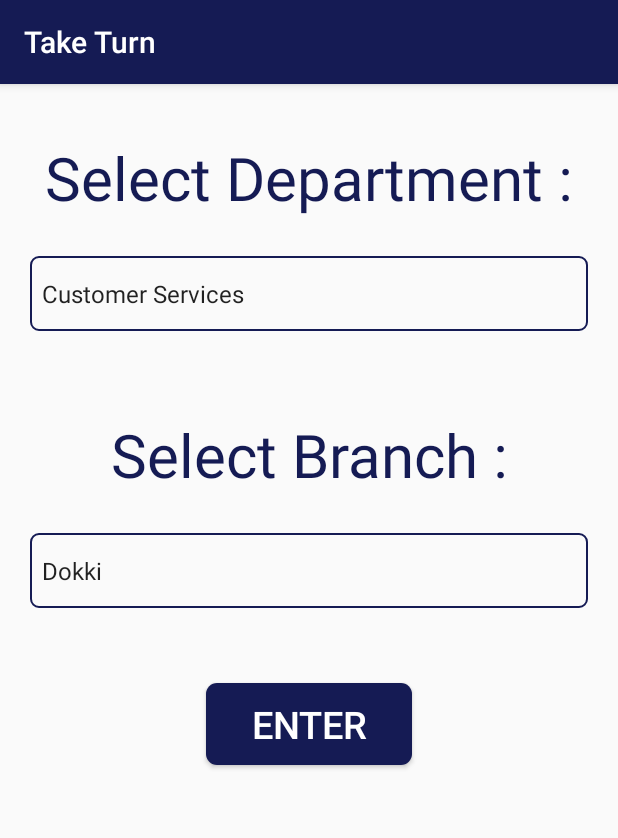
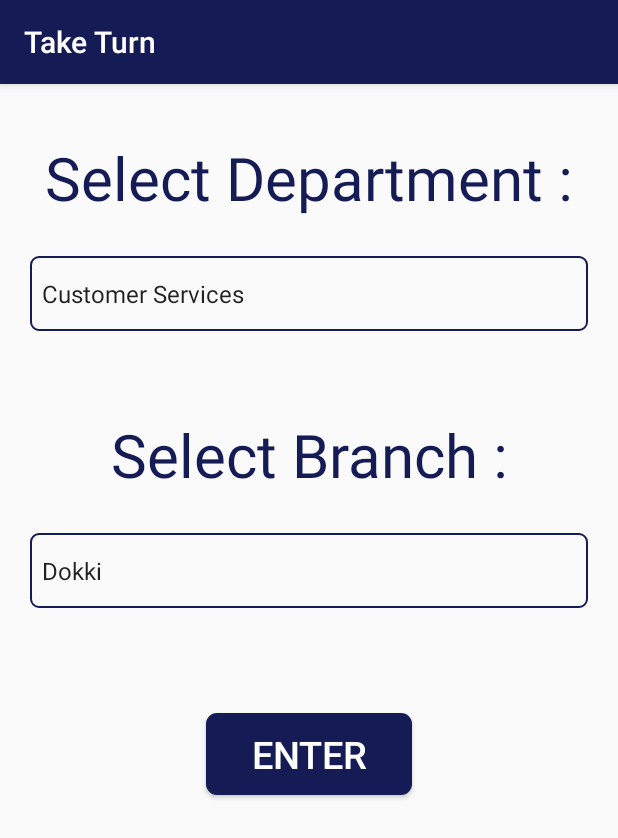
Before and after one commit to AhmedMaad/Bank-Ticket, an Android app: the TakeTurn screen opened directly, with no data from a screen before it, on a phone screen of 412 x 824 dp. Shown: the top 838 px of the screen. Run offline under Robolectric (Android 15) with nearby library versions, the light colour scheme and no system bars; our stand-ins replace Firebase (no records; nobody signed in at launch, a user with empty details on screens opened directly).

Commit message:
take turn design with some logic

```diff
--- a/app/src/main/java/com/maad/bankticket/TakeTurn.java
+++ b/app/src/main/java/com/maad/bankticket/TakeTurn.java
@@ -4,53 +4,106 @@ import android.os.Bundle;
 import android.view.View;
 import android.widget.AdapterView;
 import android.widget.ArrayAdapter;
+import android.widget.Button;
+import android.widget.ProgressBar;
 import android.widget.Spinner;
+import android.widget.Toast;
 
 import androidx.appcompat.app.AppCompatActivity;
 
+import com.google.firebase.firestore.FirebaseFirestore;
 
-public class TakeTurn extends AppCompatActivity implements AdapterView.OnItemSelectedListener {
+
+public class TakeTurn extends AppCompatActivity {
+
+    private String chosenDepartment;
+    private String chosenBranch;
+    private Button enterbtn;
+    private ProgressBar progress;
 
     @Override
     protected void onCreate(Bundle savedInstanceState) {
         super.onCreate(savedInstanceState);
         setContentView(R.layout.activity_take_turn);
 
-        String[] department =
-        {getString(R.string.customerservice), getString(R.string.teller)
-                , getString(R.string.reception)};
+        enterbtn = findViewById(R.id.enterbtn);
+        progress = findViewById(R.id.progress);
 
-        String[] branch =
-                {getString(R.string.dokki), getString(R.string.maadi)
-                        , getString(R.string.helwan)};
+        String[] departments = {getString(R.string.customerservice), getString(R.string.teller), getString(R.string.reception)};
+        String[] branches = {getString(R.string.dokki), getString(R.string.maadi), getString(R.string.helwan)};
 
-        Spinner spin = findViewById(R.id.spinner1);
-        Spinner spin2 = findViewById(R.id.spinner2);
+        Spinner DepartmentSpinner = findViewById(R.id.spinner1);
+        Spinner branchSpinner = findViewById(R.id.spinner2);
 
         ArrayAdapter<String> adapter =
-                new ArrayAdapter<>(this, android.R.layout.simple_spinner_item, department);
+                new ArrayAdapter<>(this, android.R.layout.simple_spinner_item, departments);
         ArrayAdapter<String> adapter2 =
-                new ArrayAdapter<>(this, android.R.layout.simple_spinner_item, branch);
+                new ArrayAdapter<>(this, android.R.layout.simple_spinner_item, branches);
 
         adapter.setDropDownViewResource(android.R.layout.simple_spinner_dropdown_item);
         adapter2.setDropDownViewResource(android.R.layout.simple_spinner_dropdown_item);
 
-        spin.setAdapter(adapter);
-        spin2.setAdapter(adapter2);
+        DepartmentSpinner.setAdapter(adapter);
+        branchSpinner.setAdapter(adapter2);
 
-        spin.setOnItemSelectedListener(this);
-        spin2.setOnItemSelectedListener(this);
+        DepartmentSpinner.setOnItemSelectedListener(new AdapterView.OnItemSelectedListener() {
+            @Override
+            public void onItemSelected(AdapterView<?> parent, View view, int position, long id) {
+                chosenDepartment = departments[position];
+            }
+
+            @Override
+            public void onNothingSelected(AdapterView<?> parent) {
+            }
+        });
+
+        branchSpinner.setOnItemSelectedListener(new AdapterView.OnItemSelectedListener() {
+            @Override
+            public void onItemSelected(AdapterView<?> parent, View view, int position, long id) {
+                chosenBranch = branches[position];
+            }
+
+            @Override
+            public void onNothingSelected(AdapterView<?> parent) {
+            }
+        });
 
     }
 
+    public void takeTurn(View view) {
+        enterbtn.setVisibility(View.GONE);
+        progress.setVisibility(View.VISIBLE);
+        //chosen branch --> Done
+        //chosen department --> Done
+        //ticket number "read from firebase then increment counter by one (Format: 035)"
+        //your turn after X customers "read from firebase how many document tickets"
+        //estimated wait time "number of documents * 5 min"
+        //counter number "ticket number - turn"
 
-    @Override
-    public void onItemSelected(AdapterView<?> adapterView, View view, int i, long l) {
+        /*TicketModel ticket = new TicketModel(chosenBranch, chosenDepartment);
 
+
+        FirebaseFirestore db = FirebaseFirestore.getInstance();
+        // Add a new document with a generated ID
+        db.collection("tickets")
+                .add(user)
+                .addOnSuccessListener(new OnSuccessListener<DocumentReference>() {
+                    @Override
+                    public void onSuccess(DocumentReference documentReference) {
+                        Log.d(TAG, "DocumentSnapshot added with ID: " + documentReference.getId());
+                    }
+                })
+                .addOnFailureListener(new OnFailureListener() {
+                    @Override
+                    public void onFailure(@NonNull Exception e) {
+                        Log.w(TAG, "Error adding document", e);
+                    }
+                });*/
+        //TODO: you might want to add the ticket document id to it self
     }
 
-    @Override
-    public void onNothingSelected(AdapterView<?> adapterView) {
 
-    }
 }
+
+//Admin application will read oldest document, and all tickets will update their data from
+//firebase admin app
--- a/app/src/main/res/layout/activity_take_turn.xml
+++ b/app/src/main/res/layout/activity_take_turn.xml
@@ -1,20 +1,16 @@
 <?xml version="1.0" encoding="utf-8"?>
-<androidx.constraintlayout.widget.ConstraintLayout xmlns:android="http://schemas.android.com/apk/res/android"
+<LinearLayout xmlns:android="http://schemas.android.com/apk/res/android"
     xmlns:app="http://schemas.android.com/apk/res-auto"
     xmlns:tools="http://schemas.android.com/tools"
     android:layout_width="match_parent"
     android:layout_height="match_parent"
+    android:orientation="vertical"
     tools:context=".TakeTurn">
 
     <TextView
-        android:id="@+id/department"
         style="@style/spineer_text"
         android:layout_marginTop="30dp"
-        android:text="@string/department"
-        app:layout_constraintBottom_toTopOf="@id/spinner1"
-        app:layout_constraintEnd_toEndOf="parent"
-        app:layout_constraintStart_toStartOf="parent"
-        app:layout_constraintTop_toTopOf="parent" />
+        android:text="@string/department" />
 
     <Spinner
         android:id="@+id/spinner1"
@@ -22,45 +18,45 @@
         android:layout_height="50dp"
         android:layout_margin="20dp"
         android:layout_marginTop="10dp"
-        android:background="@drawable/oval"
-        app:layout_constraintBottom_toTopOf="@id/branch"
-        app:layout_constraintEnd_toEndOf="parent"
-        app:layout_constraintStart_toStartOf="parent"
-        app:layout_constraintTop_toBottomOf="@id/department" />
+        android:background="@drawable/oval" />
 
     <TextView
-        android:id="@+id/branch"
         style="@style/spineer_text"
         android:layout_marginTop="30dp"
-        android:text="@string/branch"
-        app:layout_constraintBottom_toTopOf="@id/spinner2"
-        app:layout_constraintEnd_toEndOf="parent"
-        app:layout_constraintStart_toStartOf="parent"
-        app:layout_constraintTop_toBottomOf="@id/spinner1" />
+        android:text="@string/branch" />
 
     <Spinner
         android:id="@+id/spinner2"
         android:layout_width="match_parent"
         android:layout_height="50dp"
         android:layout_margin="20dp"
-        android:background="@drawable/oval"
-        app:layout_constraintTop_toBottomOf="@id/branch" />
+        android:background="@drawable/oval" />
 
     <Button
-        android:id="@+id/resetpassbtn"
+        android:id="@+id/enterbtn"
         android:layout_width="wrap_content"
         android:layout_height="wrap_content"
+        android:layout_gravity="center"
         android:layout_marginTop="50dp"
         android:background="@drawable/ovalbtn"
+        android:onClick="takeTurn"
         android:paddingStart="30dp"
         android:paddingTop="10dp"
         android:paddingEnd="30dp"
         android:paddingBottom="10dp"
         android:text="@string/enter"
         android:textColor="@color/colorwhite"
-        android:textSize="25sp"
-        app:layout_constraintEnd_toEndOf="parent"
-        app:layout_constraintStart_toStartOf="parent"
-        app:layout_constraintTop_toBottomOf="@+id/spinner2" />
+        android:textSize="25sp" />
 
-</androidx.constraintlayout.widget.ConstraintLayout>
+    <ProgressBar
+        android:id="@+id/progress"
+        android:layout_width="wrap_content"
+        android:layout_height="wrap_content"
+        android:layout_gravity="center"
+        android:layout_marginTop="50dp"
+        android:indeterminateTint="@color/colorPrimary"
+        android:text="@string/enter"
+        android:visibility="invisible"
+        tools:visibility="visible" />
+
+</LinearLayout>
--- a/app/src/main/res/layout/activity_ticket.xml
+++ b/app/src/main/res/layout/activity_ticket.xml
@@ -26,7 +26,6 @@
         android:layout_marginTop="60dp"
         android:text="@string/turnnumber"
         android:textColor="@color/colorwhite"
-
         android:textSize="35sp"
         app:layout_constraintEnd_toEndOf="parent"
         app:layout_constraintStart_toStartOf="parent"
```
Also changed, not shown: app/src/main/java/com/maad/bankticket/NearestBranch.java (+7 -13 lines), app/src/main/java/com/maad/bankticket/TicketModel.java (added, +53 -0 lines).
